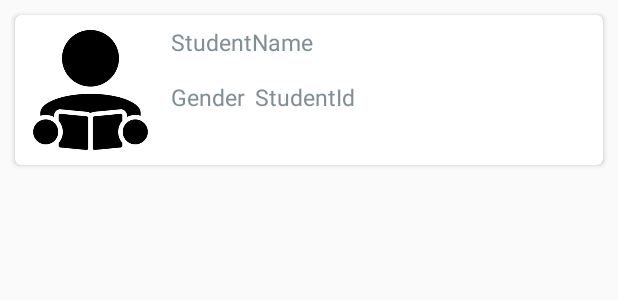
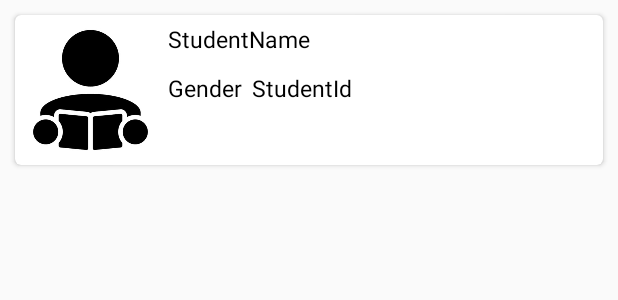
Before and after one commit to bvbasavaraju/School-Utility, an Android app: the layout student_card_view_landscape.xml on its own in the app's theme, with its tools: preview values and no code run, on a phone screen of 412 x 824 dp. Shown: the top 300 px of the screen. Run offline under Robolectric (Android 15) with nearby library versions, the phone set to English and light mode, and no system bars.

Commit message:
List and Grid view demo for list of students has been added

```diff
--- a/app/src/main/res/layout/activity_students_view.xml
+++ b/app/src/main/res/layout/activity_students_view.xml
@@ -1,10 +1,10 @@
 <?xml version="1.0" encoding="utf-8"?>
-<LinearLayout
-    xmlns:android="http://schemas.android.com/apk/res/android"
+<LinearLayout xmlns:android="http://schemas.android.com/apk/res/android"
     android:layout_width="match_parent"
     android:layout_height="match_parent">
 
     <android.support.v7.widget.RecyclerView
+        android:id="@+id/studentsView"
         android:layout_width="match_parent"
         android:layout_height="match_parent">
 
--- a/app/src/main/res/layout/student_card_view_landscape.xml
+++ b/app/src/main/res/layout/student_card_view_landscape.xml
@@ -1,23 +1,25 @@
 <?xml version="1.0" encoding="utf-8"?>
 <android.support.v7.widget.CardView
     xmlns:android="http://schemas.android.com/apk/res/android"
+    xmlns:cardview="http://schemas.android.com/apk/res-auto"
     android:layout_width="match_parent"
     android:layout_height="100dp"
-    xmlns:cardview="http://schemas.android.com/apk/res-auto"
-    android:layout_margin="10dp"
+    android:layout_marginLeft="10dp"
+    android:layout_marginRight="10dp"
+    android:layout_marginTop="10dp"
     cardview:cardCornerRadius="4dp">
 
     <LinearLayout
         android:orientation="horizontal"
         android:layout_width="match_parent"
         android:layout_height="match_parent"
-        android:weightSum="4">
+        android:weightSum="8">
 
         <ImageView
             android:id="@+id/cardViewLandscapeStudentPic"
             android:layout_width="0dp"
             android:layout_height="match_parent"
-            android:layout_weight="1"
+            android:layout_weight="2"
             android:layout_margin="2dp"
             android:background="@drawable/student_icon"
             android:contentDescription="@string/todo">
@@ -27,24 +29,24 @@
             android:orientation="vertical"
             android:layout_width="0dp"
             android:layout_height="match_parent"
-            android:layout_weight="3">
+            android:layout_weight="4">
 
             <TextView
                 android:id="@+id/cardViewLandscapeStudentName"
-                android:layout_margin="3dp"
+                android:layout_margin="1dp"
                 android:layout_width="match_parent"
                 android:layout_height="30dp"
                 android:text="@string/studentName"
                 android:gravity="center_vertical"
                 android:textSize="15sp"
-                android:textColor="@color/colorBlueGrayDark">
+                android:textColor="@color/colorBlack">
             </TextView>
 
             <LinearLayout
                 android:orientation="horizontal"
                 android:layout_width="match_parent"
                 android:layout_height="30dp"
-                android:layout_margin="3dp">
+                android:layout_margin="1dp">
 
                 <TextView
                     android:id="@+id/cardViewLandscapeGender"
@@ -54,7 +56,7 @@
                     android:text="@string/gender"
                     android:gravity="center_vertical"
                     android:textSize="15sp"
-                    android:textColor="@color/colorBlueGrayDark">
+                    android:textColor="@color/colorBlack">
                 </TextView>
 
                 <TextView
@@ -65,18 +67,18 @@
                     android:text="@string/studentId"
                     android:gravity="center_vertical"
                     android:textSize="15sp"
-                    android:textColor="@color/colorBlueGrayDark">
+                    android:textColor="@color/colorBlack">
                 </TextView>
             </LinearLayout>
 
             <TextView
                 android:id="@+id/cardViewLandscapeLastField"
-                android:layout_margin="3dp"
+                android:layout_margin="1dp"
                 android:layout_width="match_parent"
                 android:layout_height="30dp"
                 android:gravity="center_vertical"
                 android:textSize="15sp"
-                android:textColor="@color/colorBlueGrayDark">
+                android:textColor="@color/colorBlack">
             </TextView>
 
         </LinearLayout>
--- a/app/src/main/res/values/colors.xml
+++ b/app/src/main/res/values/colors.xml
@@ -5,4 +5,5 @@
     <color name="colorAccent">#D81B60</color>
     <color name="colorBlueGrayPrimary">#b0bec5</color>
     <color name="colorBlueGrayDark">#808e95</color>
+    <color name="colorBlack">#000000</color>
 </resources>
--- a/app/src/main/res/values/strings.xml
+++ b/app/src/main/res/values/strings.xml
@@ -3,6 +3,7 @@
     <string name="tvAppName">School Utility</string>
     <string name="tvOptions">Select options from below: </string>
     <string name="bMidDayMeal">Mid Day Meal</string>
+    <string name="studentsViewButton">Students View</string>
     <string name="tvMidDayMeal">Enter details below: </string>
     <string name="tvCode">Code: </string>
     <string name="tvCode_KARMDM">KARMDM</string>
```
Also changed, not shown: app/src/main/java/com/example/basavarajubv/govtschoolutility/MainActivity.java (+64 -0 lines), app/src/main/java/com/example/basavarajubv/govtschoolutility/Student_t.java (+45 -1 lines), app/src/main/java/com/example/basavarajubv/govtschoolutility/StudentsViewAdapter_t.java (+46 -18 lines), app/src/main/res/layout/activity_main.xml (+11 -0 lines), app/src/main/res/layout/student_card_view_portrait.xml (+10 -11 lines).
